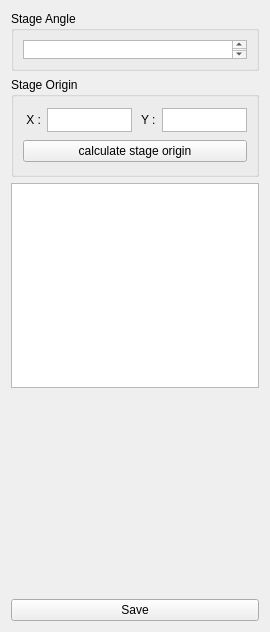
The window that UI/_stagecaliberationsection.ui (PenthiusX/BareBonesEngine) describes before a commit, drawn with Qt 5.
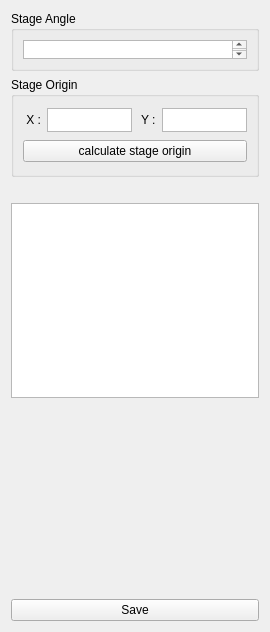
The same window after the commit.

What changed in the file:
```diff
--- a/UI/_stagecaliberationsection.ui
+++ b/UI/_stagecaliberationsection.ui
@@ -111,6 +111,19 @@
      </layout>
     </widget>
    </item>
+   <item>
+    <widget class="QLabel" name="histogram_image_label">
+     <property name="minimumSize">
+      <size>
+       <width>0</width>
+       <height>0</height>
+      </size>
+     </property>
+     <property name="text">
+      <string/>
+     </property>
+    </widget>
+   </item>
    <item>
     <widget class="QTextBrowser" name="instruction_display_text_browser">
      <property name="source">
```
